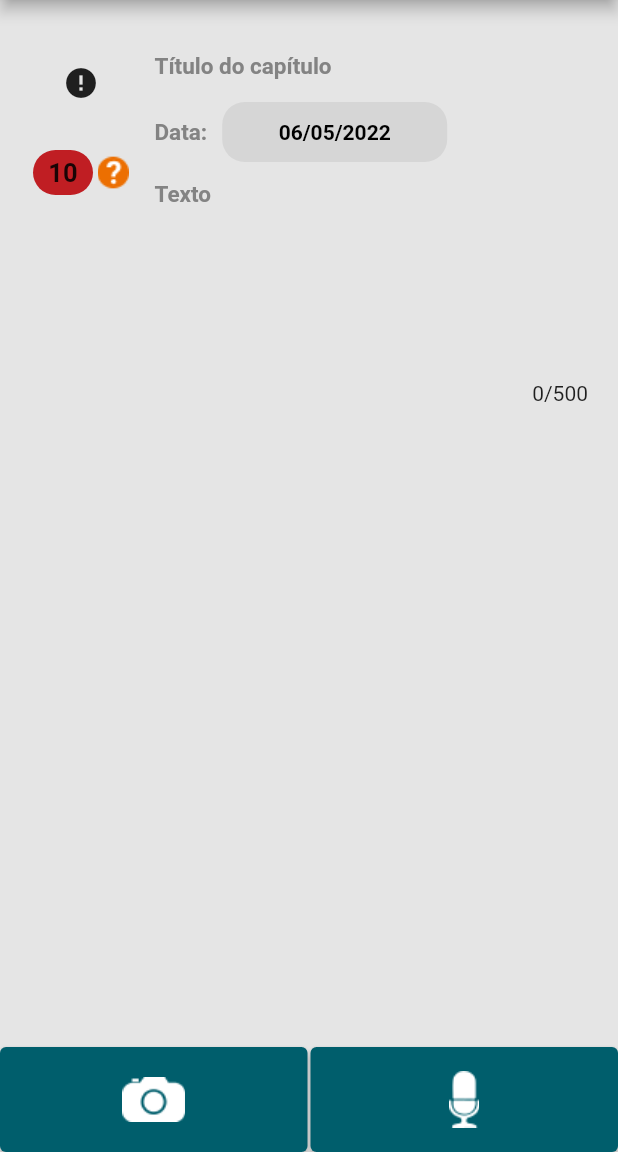
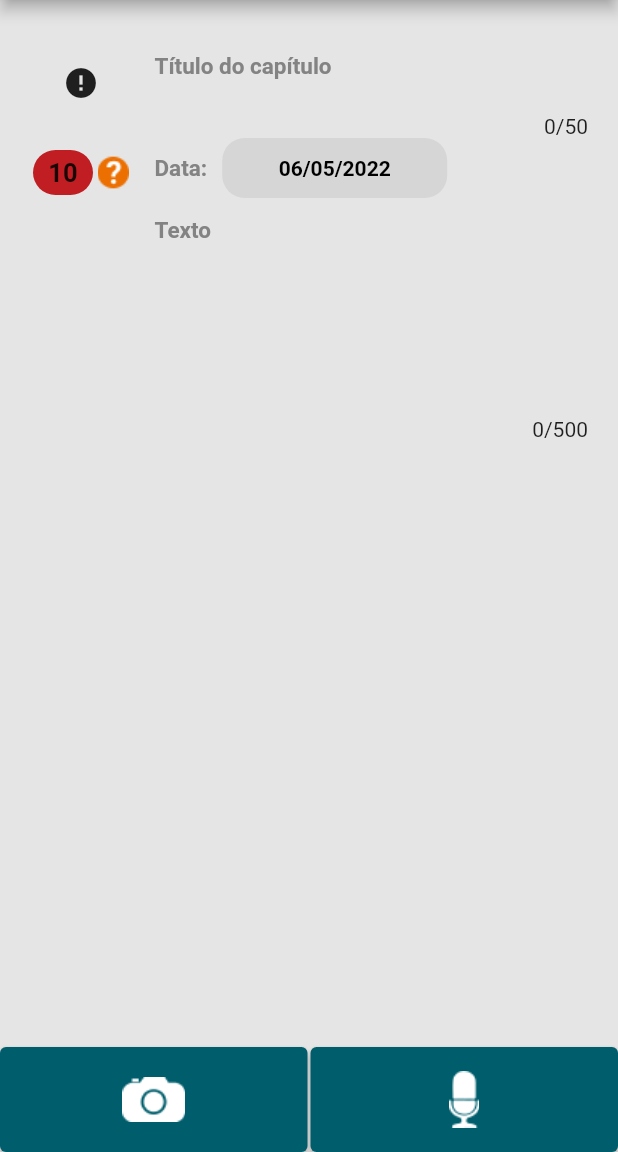
Before and after one commit to azerox/azerox, a Flutter app: the CreatePostPage screen opened by its route, on a phone screen of 412 x 824 dp, the part 84-1236 px from its top. Run offline on Flutter 3.47's test engine with Material 2 defaults, Android fonts, the phone set to English and light mode, and no system bars; drawn by our look-alikes of cached_network_image; our stand-ins replace audioplayers, dio, get, image_picker, lazy_load_scrollview, permission_handler; missing offline and left inert: flutter_facebook_auth, flutter_social_content_share, flutter_sound, mask, record_mp3; accounts and stored records are empty; network calls fail; project files that could hold a hidden picture were left out.

Commit message:
WIP: Adicionado contador para o título

```diff
--- a/lib/app/modules/create_post/create_post_page.dart
+++ b/lib/app/modules/create_post/create_post_page.dart
@@ -113,15 +113,20 @@ class CreatePostPage extends StatelessWidget {
                           style: const TextStyle(color: Colors.black),
                           maxLength: 50,
                           onChanged: controller.onTitleChapterChanged,
-                          decoration: const InputDecoration(
-                            counterText: "",
+                          decoration: InputDecoration(
+                            border: InputBorder.none,
                             hintText: 'Título do capítulo',
-                            hintStyle: TextStyle(
+                            hintStyle: const TextStyle(
                               color: AppColors.grey,
                               fontSize: 15,
                               fontWeight: FontWeight.bold,
                             ),
-                            border: InputBorder.none,
+                            counter: AnimatedBuilder(
+                              animation: controller,
+                              builder: (context, child) => Text(
+                                '${controller.titleChapter?.length ?? 0}/50',
+                              ),
+                            ),
                           ),
                         ),
                         GestureDetector(
@@ -238,10 +243,11 @@ class CreatePostPage extends StatelessWidget {
                           Center(
                             child: ValueListenableBuilder<int>(
                               valueListenable: timerController,
-                                  builder: (_, value, __) {
-                                    return Text(
-                                        '${timerController.hour}:${timerController.minutes}:${timerController.seconds}');
-                                  })),
+                              builder: (_, value, __) => Text(
+                                '${timerController.hour}:${timerController.minutes}:${timerController.seconds}',
+                              ),
+                            ),
+                          ),
                           const Spacer(),
                           GestureDetector(
                             onTap: () async {
@@ -273,14 +279,12 @@ class CreatePostPage extends StatelessWidget {
                                       },
                                       child: ValueListenableBuilder<bool>(
                                         valueListenable: record,
-                                        builder: (ctx, snapshot, _) {
-                                          return Icon(
+                                        builder: (ctx, snapshot, _) => Icon(
                                           snapshot
                                               ? Icons.pause
                                               : Icons.play_arrow,
                                           color: AppColors.green,
-                                          );
-                                        },
+                                        ),
                                       ),
                                       style: ButtonStyle(
                                         shape: MaterialStateProperty.all(
@@ -350,11 +354,11 @@ class CreatePostPage extends StatelessWidget {
                         height: 70,
                         child: ElevatedButton(
                           child: Image.asset(AppImages.microfone),
+                          onPressed: controller.onOpenRecordDialogPressed,
                           style: ElevatedButton.styleFrom(
                             padding: EdgeInsets.zero,
                             primary: AppColors.primary,
                           ),
-                          onPressed: controller.onOpenRecordDialogPressed,
                         ),
                       ),
                     ),
```
Lines whose indentation alone changed are shown as unchanged.
